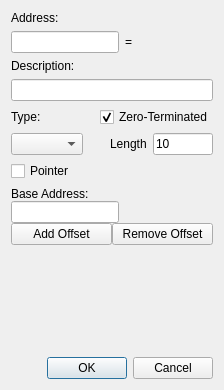
Before: the Qt Designer form GUI/AddAddressManuallyDialog.ui in korcankaraokcu/PINCE, drawn with Qt 5.
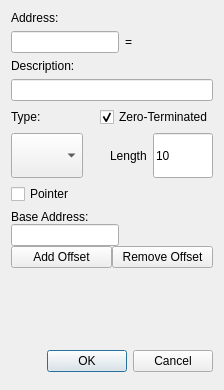
After: the same form once the commit is applied.

Commit message: Change vertical spacer

```diff
--- a/GUI/AddAddressManuallyDialog.ui
+++ b/GUI/AddAddressManuallyDialog.ui
@@ -158,7 +158,7 @@
      <property name="sizeHint" stdset="0">
       <size>
        <width>20</width>
-       <height>120</height>
+       <height>40</height>
       </size>
      </property>
     </spacer>
```
The commit also changes 1 other file.
